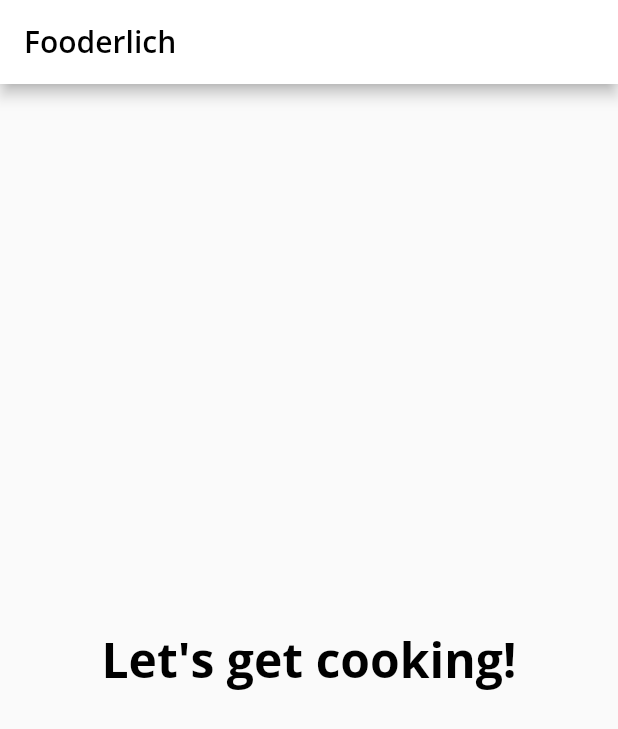
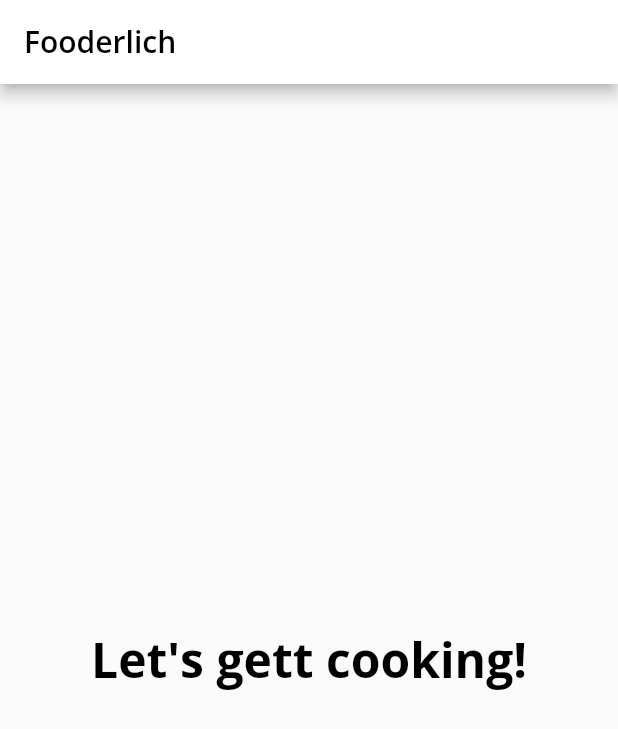
Before and after one commit to thezxdev/flutter_basic_widgets, a Flutter app: the screen it shows after launch, on a phone screen of 412 x 824 dp. Shown: the top 729 px of the screen. Run offline on Flutter 3.47's test engine with Material 2 defaults, Android fonts, the phone set to English and light mode, and no system bars; our stand-ins replace google_fonts.

Commit message:
Creado el widget del home

```diff
--- /dev/null
+++ b/lib/home.dart
@@ -0,0 +1,33 @@
+import 'package:flutter/material.dart';
+
+class Home extends StatefulWidget {
+
+  const Home({super.key});
+
+  @override
+  State<Home> createState() => _HomeState();
+}
+
+class _HomeState extends State<Home> {
+
+  // TODO: Add state variable and functions
+
+  @override
+  Widget build(BuildContext context) {
+    return Scaffold(
+      appBar: AppBar(
+        title: Text(
+          'Fooderlich',
+          style: Theme.of(context).textTheme.headline6,
+        ),
+      ),
+      // TODO: Show selected tab
+      body: Center(
+        child: Text(
+          'Let\'s gett cooking!',
+          style: Theme.of(context).textTheme.headline1,
+        ),
+      ),
+    );
+  }
+}
--- a/lib/main.dart
+++ b/lib/main.dart
@@ -1,5 +1,6 @@
 import 'package:flutter/material.dart';
 import 'package:fooderlich/fooderlich_theme.dart';
+import 'package:fooderlich/home.dart';
 
 void main() => runApp(const Fooderlich());
 
@@ -12,25 +13,12 @@ class Fooderlich extends StatelessWidget {
     // Importar tema
     final theme = FooderlichTheme.light();
 
-    // TODO: Apply Home widget
+
     return MaterialApp(
       debugShowCheckedModeBanner: false,
       title: 'Fooderlich',
       theme: theme,
-      home: Scaffold(
-        appBar: AppBar(
-          title: Text(
-            'Fooderlich',
-            style: theme.textTheme.headline6,
-          ),
-        ),
-        body: Center(
-          child: Text(
-            'Let\'s get cooking!',
-            style: theme.textTheme.headline1,
-          ),
-        ),
-      ),
+      home: const Home()
     );
   }
 }
```
